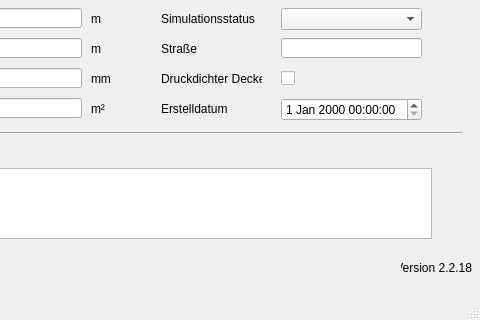
The window that qkan/database/templates/schaechte.ui (hoettges/QKan) describes before a commit, drawn with Qt 5; both pictures show x 169 to 649 and y 112 to 432 of the 649 by 432 pixel window.
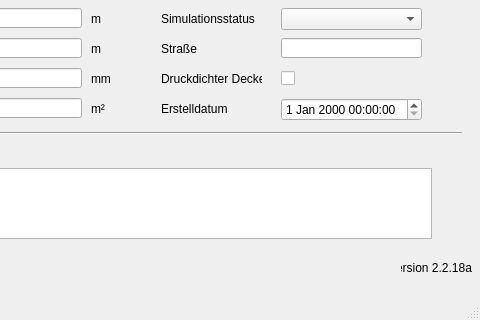
The same window after the commit. Custom widgets are drawn as their Qt base class.

```diff
--- a/qkan/database/templates/schaechte.ui
+++ b/qkan/database/templates/schaechte.ui
@@ -462,7 +462,7 @@
      <string>Version QKan Import</string>
     </property>
     <property name="text">
-     <string>Version 2.2.18</string>
+     <string>Version 2.2.18a</string>
     </property>
     <property name="alignment">
      <set>Qt::AlignRight|Qt::AlignTrailing|Qt::AlignVCenter</set>
```
